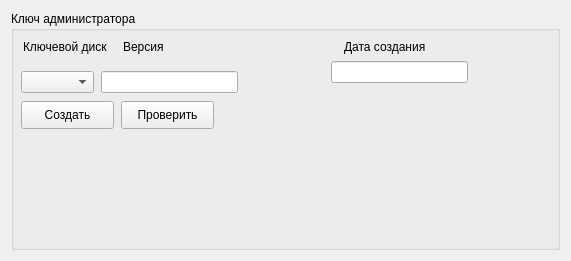
Before: the Qt Designer form m_cfg/admaud_widget.ui in xXRadioHeadXx/start7, drawn with Qt 5.
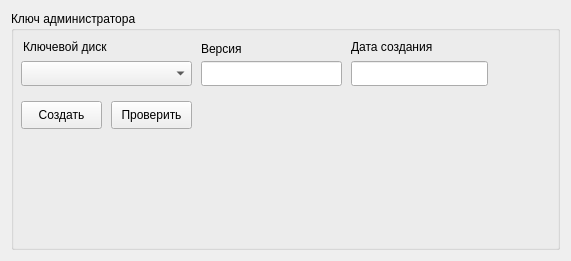
After: the same form once the commit is applied.

What changed in the file:
```diff
--- a/m_cfg/admaud_widget.ui
+++ b/m_cfg/admaud_widget.ui
@@ -35,9 +35,9 @@
       <property name="geometry">
        <rect>
         <x>10</x>
-        <y>60</y>
-        <width>73</width>
-        <height>22</height>
+        <y>50</y>
+        <width>171</width>
+        <height>25</height>
        </rect>
       </property>
      </widget>
@@ -57,20 +57,20 @@
      <widget class="QLineEdit" name="version">
       <property name="geometry">
        <rect>
-        <x>90</x>
-        <y>60</y>
-        <width>137</width>
-        <height>22</height>
+        <x>190</x>
+        <y>50</y>
+        <width>141</width>
+        <height>25</height>
        </rect>
       </property>
      </widget>
      <widget class="QLineEdit" name="DateTime">
       <property name="geometry">
        <rect>
-        <x>320</x>
+        <x>340</x>
         <y>50</y>
         <width>137</width>
-        <height>22</height>
+        <height>25</height>
        </rect>
       </property>
       <property name="text">
@@ -80,8 +80,8 @@
      <widget class="QLabel" name="label_17">
       <property name="geometry">
        <rect>
-        <x>112</x>
-        <y>28</y>
+        <x>190</x>
+        <y>30</y>
         <width>41</width>
         <height>16</height>
        </rect>
@@ -93,7 +93,7 @@
      <widget class="QLabel" name="label_20">
       <property name="geometry">
        <rect>
-        <x>333</x>
+        <x>340</x>
         <y>28</y>
         <width>87</width>
         <height>16</height>
@@ -108,7 +108,7 @@
        <rect>
         <x>10</x>
         <y>90</y>
-        <width>93</width>
+        <width>81</width>
         <height>28</height>
        </rect>
       </property>
@@ -119,9 +119,9 @@
      <widget class="QPushButton" name="ChekIn">
       <property name="geometry">
        <rect>
-        <x>110</x>
+        <x>100</x>
         <y>90</y>
-        <width>93</width>
+        <width>81</width>
         <height>28</height>
        </rect>
       </property>
```
